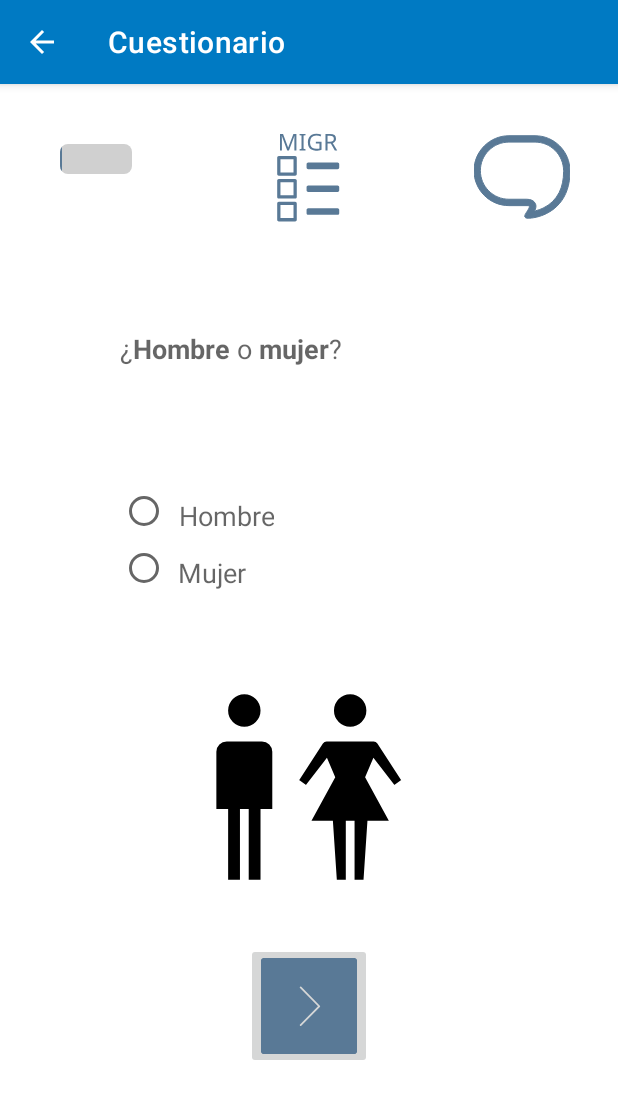
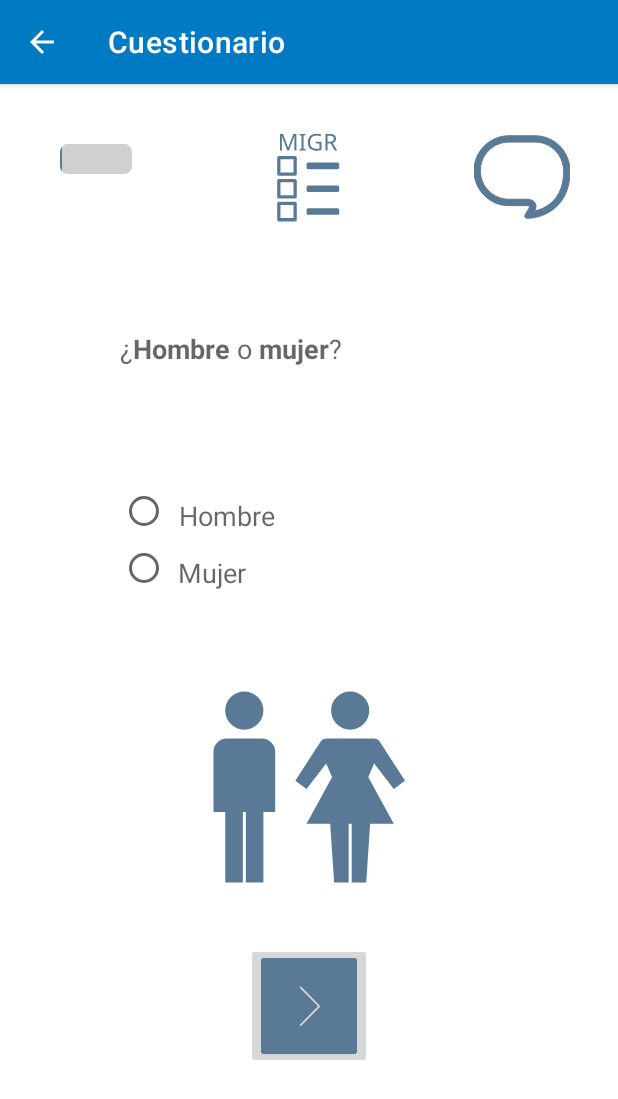
Before and after one commit to Baltasarq/CefaleApp, an Android app: the MigraineTestActivity screen opened directly, with no data from a screen before it, on a phone screen of 412 x 824 dp. Shown: the top 1099 px of the screen. Run offline under Robolectric (Android 15) with nearby library versions, the phone set to English and light mode, and no system bars; libraries missing offline, so code that uses them is left out: com.dropbox.core.

Commit message:
Fixes issue #11: questionaire icons now tinted in the secondary color

```diff
--- a/app/src/main/java/com/devbaltasarq/cefaleapp/ui/tests/HITFormActivity.java
+++ b/app/src/main/java/com/devbaltasarq/cefaleapp/ui/tests/HITFormActivity.java
@@ -93,7 +93,7 @@ public class HITFormActivity extends TestActivity {
         // Details
         final TextView LBL_QUESTION = this.findViewById( R.id.lblQuestion );
         final StringBuilder END_TEXT = new StringBuilder();
-        final LinearLayout LY_IMAGE = this.findViewById( R.id.lyImage );
+        final LinearLayout LY_IMAGE = this.findViewById( R.id.lyImageTest);
         final ImageView BT_SHARE = this.buildButton( LY_IMAGE, android.R.drawable.ic_menu_share );
         final String FINAL_REPORT = player.getFinalReport();
 
--- a/app/src/main/java/com/devbaltasarq/cefaleapp/ui/tests/MIDASFormActivity.java
+++ b/app/src/main/java/com/devbaltasarq/cefaleapp/ui/tests/MIDASFormActivity.java
@@ -5,7 +5,6 @@ package com.devbaltasarq.cefaleapp.ui.tests;
 
 
 import androidx.appcompat.app.ActionBar;
-import androidx.appcompat.app.AppCompatActivity;
 import androidx.appcompat.content.res.AppCompatResources;
 
 import android.content.Intent;
@@ -17,8 +16,6 @@ import android.widget.TextView;
 
 import com.devbaltasarq.cefaleapp.R;
 import com.devbaltasarq.cefaleapp.core.questionnaire.Form;
-import com.devbaltasarq.cefaleapp.core.questionnaire.FormPlayer;
-import com.devbaltasarq.cefaleapp.core.questionnaire.HITFormPlayer;
 import com.devbaltasarq.cefaleapp.core.questionnaire.MIDASFormPlayer;
 
 
@@ -95,7 +92,7 @@ public class MIDASFormActivity extends TestActivity {
         // Details
         final TextView LBL_QUESTION = this.findViewById( R.id.lblQuestion );
         final StringBuilder END_TEXT = new StringBuilder();
-        final LinearLayout LY_IMAGE = this.findViewById( R.id.lyImage );
+        final LinearLayout LY_IMAGE = this.findViewById( R.id.lyImageTest);
         final ImageView BT_SHARE = this.buildButton( LY_IMAGE, android.R.drawable.ic_menu_share );
         final String FINAL_REPORT = player.getFinalReport();
 
--- a/app/src/main/java/com/devbaltasarq/cefaleapp/ui/tests/MigraineTestActivity.java
+++ b/app/src/main/java/com/devbaltasarq/cefaleapp/ui/tests/MigraineTestActivity.java
@@ -150,7 +150,7 @@ public class MigraineTestActivity extends TestActivity {
         super.showFormEnd();
 
         // Details
-        final LinearLayout LY_IMAGE = this.findViewById( R.id.lyImage );
+        final LinearLayout LY_IMAGE = this.findViewById( R.id.lyImageTest);
         final TextView LBL_QUESTION = this.findViewById( R.id.lblQuestion );
         final MigraineFormPlayer PLAYER = (MigraineFormPlayer) this.getFormPlayer();
         final String FINAL_REPORT = PLAYER.getFinalReport();
--- a/app/src/main/java/com/devbaltasarq/cefaleapp/ui/tests/TestActivity.java
+++ b/app/src/main/java/com/devbaltasarq/cefaleapp/ui/tests/TestActivity.java
@@ -11,7 +11,6 @@ import android.graphics.drawable.Drawable;
 import android.os.Handler;
 import android.os.Looper;
 import android.speech.tts.TextToSpeech;
-import android.text.Spanned;
 import android.util.Log;
 import android.util.TypedValue;
 import android.view.View;
@@ -30,7 +29,6 @@ import android.widget.Toast;
 
 import androidx.appcompat.app.AppCompatActivity;
 import androidx.core.content.res.ResourcesCompat;
-import androidx.core.text.HtmlCompat;
 import androidx.core.widget.TextViewCompat;
 
 import com.devbaltasarq.cefaleapp.R;
@@ -169,7 +167,7 @@ public abstract class TestActivity extends AppCompatActivity {
         final FrameLayout FRM_END = this.findViewById( R.id.frmEnd );
         final LinearLayout LY_ANSWER = this.findViewById( R.id.lyAnswer );
         final LinearLayout LY_NEXT = this.findViewById( R.id.lyNext );
-        final LinearLayout LY_IMAGE = this.findViewById( R.id.lyImage );
+        final LinearLayout LY_IMAGE = this.findViewById( R.id.lyImageTest);
         final RadioGroup RG_OPTS = this.findViewById( R.id.rgOptions );
 
         // Prepare
@@ -328,10 +326,10 @@ public abstract class TestActivity extends AppCompatActivity {
 
     protected void buildImageFor(final Question Q)
     {
-        final LinearLayout LY_IMAGE = this.findViewById( R.id.lyImage );
+        final LinearLayout LY_IMAGE = this.findViewById( R.id.lyImageTest);
 
         if ( !Q.getPic().isEmpty() ) {
-            final ImageView IMAGE_VIEW = new ImageView( this );
+            final ImageView IMAGE_VIEW = this.findViewById( R.id.picImageTest );
             final String PIC_ID = Q.getPic();
             @SuppressLint("DiscouragedApi") final Drawable PIC = ResourcesCompat.getDrawable(
                     this.getResources(),
@@ -340,11 +338,7 @@ public abstract class TestActivity extends AppCompatActivity {
                             "drawable",
                             this.getPackageName() ),
                     null );
-            IMAGE_VIEW.setLayoutParams( new LinearLayout.LayoutParams( LinearLayout.LayoutParams.MATCH_PARENT,
-                    LinearLayout.LayoutParams.WRAP_CONTENT, 1.0f ) );
             IMAGE_VIEW.setImageDrawable( PIC );
-            LY_IMAGE.removeAllViews();
-            LY_IMAGE.addView( IMAGE_VIEW );
             LY_IMAGE.setVisibility( View.VISIBLE );
         } else {
             LY_IMAGE.setVisibility( View.GONE );
--- a/app/src/main/res/layout/content_test_layout.xml
+++ b/app/src/main/res/layout/content_test_layout.xml
@@ -1,6 +1,7 @@
 <?xml version="1.0" encoding="utf-8"?>
 <LinearLayout xmlns:android="http://schemas.android.com/apk/res/android"
     xmlns:app="http://schemas.android.com/apk/res-auto"
+    xmlns:appCompat="http://schemas.android.com/tools"
     android:orientation="vertical"
     android:layout_width="match_parent"
     android:layout_height="wrap_content"
@@ -24,6 +25,8 @@
             android:padding="10dp">
 
             <TextView       android:id="@+id/lblQuestion"
+                android:labelFor="@id/edTextArea"
+                android:contentDescription="@string/lbl_question"
                 android:layout_width="match_parent"
                 android:layout_height="wrap_content"
                 android:textAppearance="@style/TextAppearance.AppCompat.Large"
@@ -60,6 +63,7 @@
                 android:padding="10dp" />
 
             <EditText       android:id="@+id/edInputNum"
+                android:importantForAutofill="no"
                 android:visibility="gone"
                 android:layout_width="match_parent"
                 android:layout_height="wrap_content"
@@ -70,13 +74,20 @@
 
         </LinearLayout>
 
-        <LinearLayout   android:id="@+id/lyImage"
+        <LinearLayout       android:id="@+id/lyImageTest"
             android:visibility="gone"
             android:layout_width="match_parent"
             android:layout_height="wrap_content"
             android:orientation="vertical"
             android:layout_margin="10dp"
             android:padding="10dp">
+
+            <ImageView      android:id="@+id/picImageTest"
+                app:tint="?colorSecondary"
+                appCompat:src="@drawable/cephalea"
+                android:contentDescription="@string/msg_test_migraine"
+                android:layout_width="match_parent"
+                android:layout_height="match_parent" />
 
         </LinearLayout>
 
--- a/app/src/main/res/values/strings.xml
+++ b/app/src/main/res/values/strings.xml
@@ -20,6 +20,7 @@
     <string name="lbl_test_midas">Test MIDAS</string>
     <string name="lbl_text_size">Tamaño del texto</string>
     <string name="lbl_show_questions">Mostrar ciertas preguntas</string>
+    <string name="lbl_question">Pregunta</string>
     <string name="lbl_text_settings">Ajustes del texto</string>
     <string name="lbl_question_settings">Ajustes de las preguntas</string>
     <string name="lbl_enquiry_settings">Ajustes del cuestionario</string>
```
